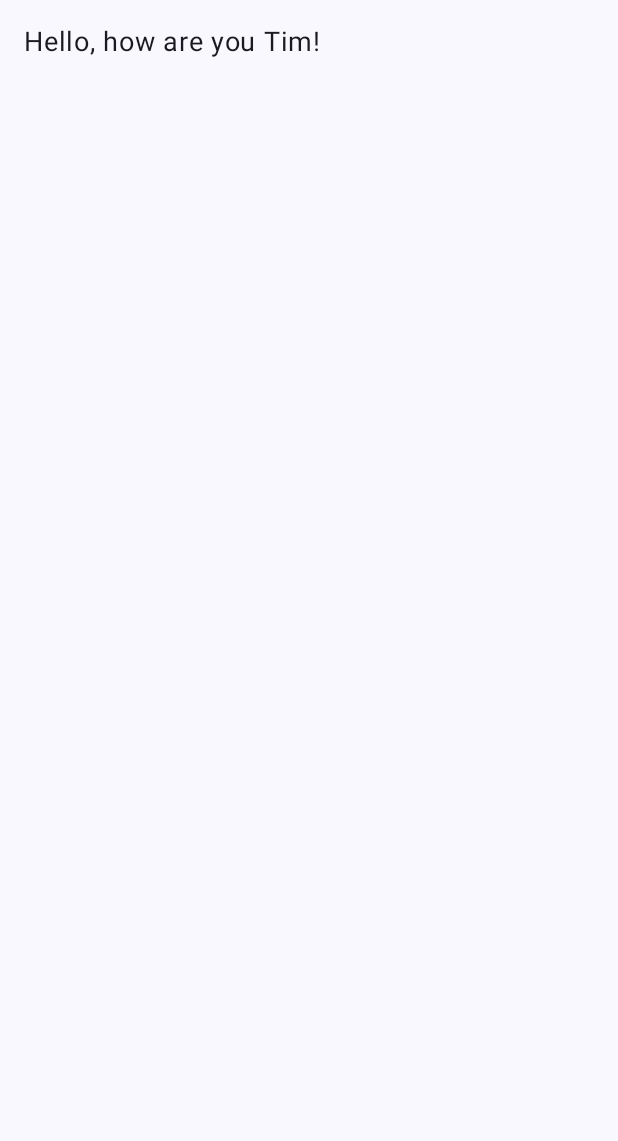
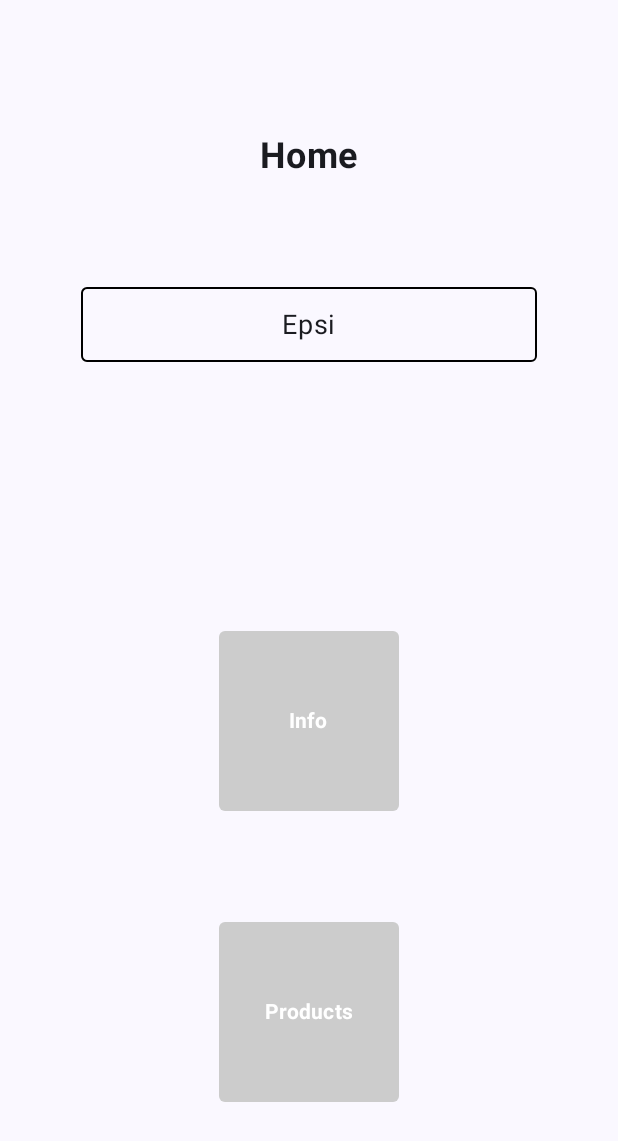
Before and after one commit to TimMoyence/ThePugFamily, an Android app built with Jetpack Compose: the screen it shows after launch (MainActivity), on a phone screen of 412 x 824 dp. Before the commit the part shown is almost empty. Shown: the top 1141 px of the screen. Run offline under Robolectric (Android 15) with nearby library versions, the phone set to English and light mode, and no system bars.

Commit message:
set up first module

```diff
--- a/app/build.gradle.kts
+++ b/app/build.gradle.kts
@@ -28,11 +28,11 @@ android {
         }
     }
     compileOptions {
-        sourceCompatibility = JavaVersion.VERSION_1_8
-        targetCompatibility = JavaVersion.VERSION_1_8
+        sourceCompatibility = JavaVersion.VERSION_11
+        targetCompatibility = JavaVersion.VERSION_11
     }
     kotlinOptions {
-        jvmTarget = "1.8"
+        jvmTarget = "11"
     }
     buildFeatures {
         compose = true
--- a/app/src/main/java/com/asilidesign/thepugfamilly/MainActivity.kt
+++ b/app/src/main/java/com/asilidesign/thepugfamilly/MainActivity.kt
@@ -1,21 +1,19 @@
 package com.asilidesign.thepugfamilly
 
+import android.content.Intent
 import android.os.Bundle
 import androidx.activity.ComponentActivity
 import androidx.activity.compose.setContent
 import androidx.activity.enableEdgeToEdge
-import androidx.compose.foundation.Image
-import androidx.compose.foundation.layout.Column
-import androidx.compose.foundation.layout.fillMaxSize
-import androidx.compose.foundation.layout.padding
-import androidx.compose.material3.Scaffold
-import androidx.compose.material3.Text
+import androidx.compose.foundation.BorderStroke
+import androidx.compose.foundation.layout.*
+import androidx.compose.foundation.shape.RoundedCornerShape
+import androidx.compose.material3.*
 import androidx.compose.runtime.Composable
+import androidx.compose.ui.Alignment
 import androidx.compose.ui.Modifier
-import androidx.compose.ui.platform.LocalConfiguration
-import androidx.compose.ui.platform.LocalContext
-import androidx.compose.ui.res.painterResource
-import androidx.compose.ui.tooling.preview.Preview
+import androidx.compose.ui.graphics.Color
+import androidx.compose.ui.text.font.FontWeight
 import androidx.compose.ui.unit.dp
 import androidx.compose.ui.unit.sp
 import com.asilidesign.thepugfamilly.ui.theme.ThePugFamillyTheme
@@ -27,11 +25,16 @@ class MainActivity : ComponentActivity() {
         setContent {
             ThePugFamillyTheme {
                 Scaffold(modifier = Modifier.fillMaxSize()) { innerPadding ->
-                    Greeting(
-                        name = "Tim",
+                    HomeScreen(
                         modifier = Modifier
                             .padding(innerPadding)
-                            .fillMaxSize()
+                            .fillMaxSize(),
+                        onInfoClick = {
+                            startActivity(Intent(this, InfoActivity::class.java))
+                        },
+                        onProductsClick = {
+                            startActivity(Intent(this, ProductsActivity::class.java))
+                        }
                     )
                 }
             }
@@ -40,38 +43,54 @@ class MainActivity : ComponentActivity() {
 }
 
 @Composable
-fun Greeting(name: String, modifier: Modifier = Modifier) {
-    val context = LocalContext.current
-    val configuration = LocalConfiguration.current
-    val greetingText = context.getString(R.string.greeting_text, name)
-    val screenWidth = configuration.screenWidthDp.dp
-
-    val fontSize = when {
-        screenWidth < 360.dp -> 14.sp
-        screenWidth < 480.dp -> 18.sp
-        else -> 24.sp
-    }
-
-    Column {
+fun HomeScreen(
+    modifier: Modifier = Modifier,
+    onInfoClick: () -> Unit,
+    onProductsClick: () -> Unit
+) {
+    Column(
+        modifier = modifier.padding(16.dp),
+        horizontalAlignment = Alignment.CenterHorizontally,
+        verticalArrangement = Arrangement.SpaceEvenly
+    ) {
         Text(
-            text = greetingText,
-            modifier = modifier.padding(16.dp),
-            fontSize = fontSize
+            text = "Home",
+            fontSize = 24.sp,
+            fontWeight = FontWeight.Bold
         )
 
-        Image(
-            painter = painterResource(R.drawable.screenshot_2025_05_05_at_16_22_15),
-            contentDescription = "screenshot",
-            modifier = Modifier.padding(16.dp)
-        )
+        Surface(
+            modifier = Modifier
+                .fillMaxWidth(0.8f)
+                .height(50.dp),
+            shape = RoundedCornerShape(4.dp),
+            border = BorderStroke(1.dp, Color.Black)
+        ) {
+            Box(contentAlignment = Alignment.Center) {
+                Text("Epsi", fontSize = 18.sp)
+            }
+        }
+
+        Spacer(modifier = Modifier.height(32.dp))
+
+        Button(
+            onClick = onInfoClick,
+            modifier = Modifier
+                .size(120.dp),
+            shape = RoundedCornerShape(4.dp),
+            colors = ButtonDefaults.buttonColors(containerColor = Color.LightGray)
+        ) {
+            Text("Info", fontWeight = FontWeight.Bold)
+        }
+
+        Button(
+            onClick = onProductsClick,
+            modifier = Modifier
+                .size(120.dp),
+            shape = RoundedCornerShape(4.dp),
+            colors = ButtonDefaults.buttonColors(containerColor = Color.LightGray)
+        ) {
+            Text("Products", fontWeight = FontWeight.Bold)
+        }
     }
 }
-
-
-@Preview(showBackground = true, showSystemUi = true, device = "spec:width=411dp,height=891dp")
-@Composable
-fun GreetingPreview() {
-    ThePugFamillyTheme {
-        Greeting("Tim")
-    }
-}
--- /dev/null
+++ b/app/src/main/java/com/asilidesign/thepugfamilly/SplashActivity.kt
@@ -0,0 +1,64 @@
+package com.asilidesign.thepugfamilly
+
+import android.content.Intent
+import android.os.Bundle
+import android.os.Handler
+import android.os.Looper
+import androidx.activity.ComponentActivity
+import androidx.activity.compose.setContent
+import androidx.activity.enableEdgeToEdge
+import androidx.compose.foundation.layout.fillMaxSize
+import androidx.compose.foundation.layout.padding
+import androidx.compose.material3.Scaffold
+import androidx.compose.runtime.Composable
+import androidx.compose.ui.Alignment
+import androidx.compose.ui.Modifier
+import androidx.compose.ui.tooling.preview.Preview
+import com.asilidesign.thepugfamilly.ui.theme.ThePugFamillyTheme
+import androidx.compose.foundation.Image
+import androidx.compose.foundation.layout.Box
+import androidx.compose.ui.res.painterResource
+import androidx.compose.ui.unit.dp
+
+class SplashActivity : ComponentActivity() {
+    override fun onCreate(savedInstanceState: Bundle?) {
+        super.onCreate(savedInstanceState)
+        enableEdgeToEdge()
+        setContent {
+            ThePugFamillyTheme {
+                Scaffold(modifier = Modifier.fillMaxSize()) { innerPadding ->
+                    Greeting2(
+                        name = "Splash",
+                        modifier = Modifier.padding(innerPadding)
+                    )
+                }
+            }
+        }
+        Handler(Looper.getMainLooper()).postDelayed({
+            startActivity(Intent(this, MainActivity::class.java))
+            finish()
+        }, 2000);
+    }
+}
+
+@Composable
+fun Greeting2(name: String, modifier: Modifier = Modifier) {
+    Box(
+        modifier = modifier.fillMaxSize(),
+        contentAlignment = Alignment.Center
+    ) {
+        Image(
+            painter = painterResource(R.drawable.logo_epsi_8b6f0271b8),
+            contentDescription = "Splash Logo",
+            modifier = Modifier.padding(16.dp)
+        )
+    }
+}
+
+@Preview(showBackground = true)
+@Composable
+fun GreetingPreview2() {
+    ThePugFamillyTheme {
+        Greeting2("Splash")
+    }
+}
--- a/app/src/main/res/values/strings.xml
+++ b/app/src/main/res/values/strings.xml
@@ -1,4 +1,8 @@
 <resources>
     <string name="app_name">ThePugFamilly</string>
     <string name="greeting_text">Hello, how are you %1$s!</string>
+    <string name="title_activity_splash">SplashActivity</string>
+    <string name="title_activity_image">ImageActivity</string>
+    <string name="title_activity_info">InfoActivity</string>
+    <string name="title_activity_products">ProductsActivity</string>
 </resources>
```
Also changed, not shown: app/src/main/AndroidManifest.xml (+22 -2 lines), app/src/main/java/com/asilidesign/thepugfamilly/ImageActivity.kt (added, +47 -0 lines), app/src/main/java/com/asilidesign/thepugfamilly/InfoActivity.kt (added, +47 -0 lines), app/src/main/java/com/asilidesign/thepugfamilly/ProductsActivity.kt (added, +47 -0 lines), app/src/main/res/drawable-mdpi/logo_epsi_8b6f0271b8.png (added), app/src/main/res/drawable-xxhdpi/nature.jpg (added), app/src/main/res/drawable-xxhdpi/space.webp (added).
